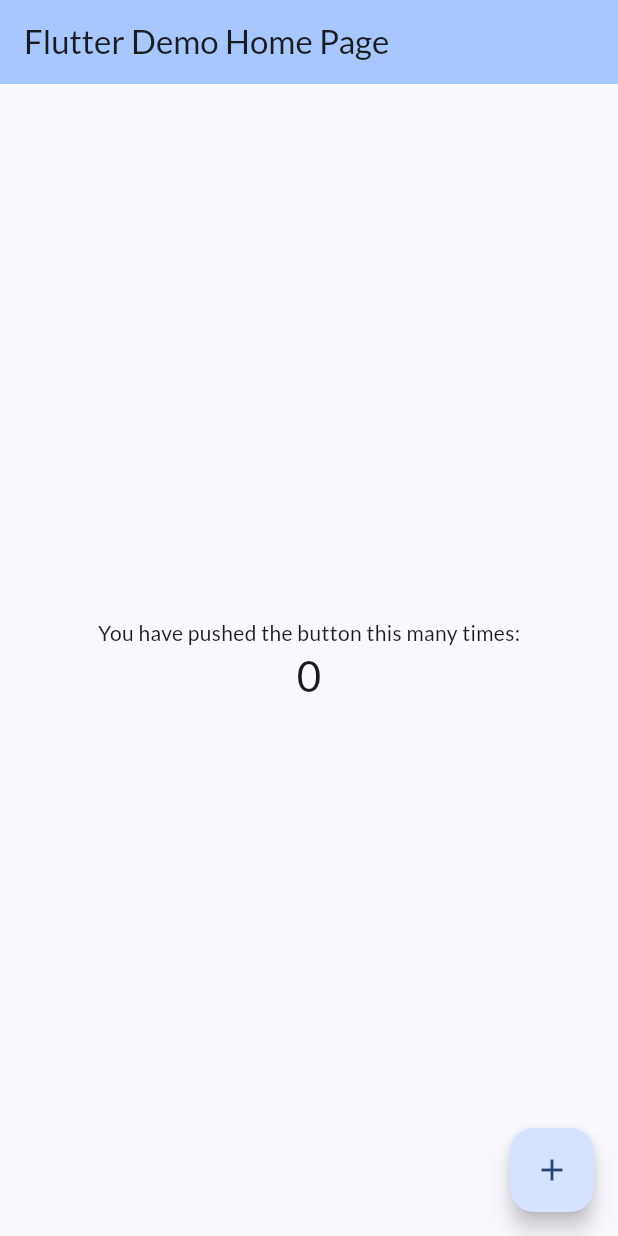
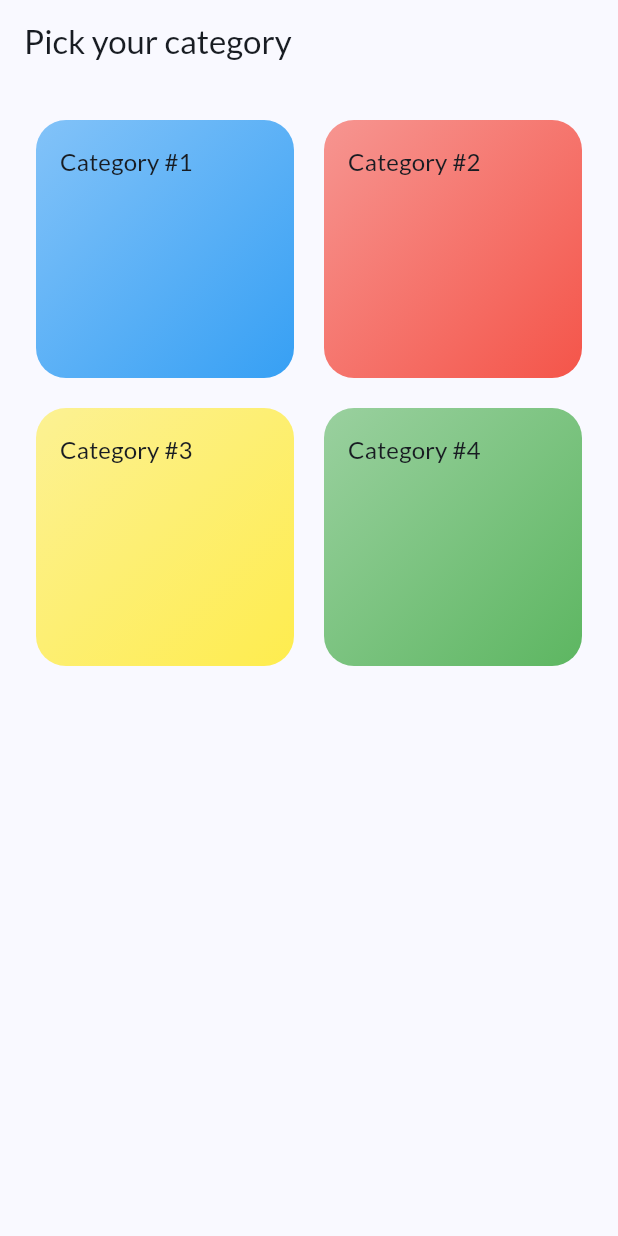
Before and after one commit to AhmedOsamaAziz/meals, a Flutter app: the screen it shows after launch, on a phone screen of 412 x 824 dp. Run offline on Flutter 3.47's test engine with Material 3 defaults, Android fonts, the phone set to English and light mode, and no system bars; our stand-ins replace flutter_widget_from_html, google_fonts.

Commit message:
Navigation from category to meals

```diff
--- /dev/null
+++ b/lib/data/categories.dart
@@ -0,0 +1,25 @@
+import 'package:flutter/material.dart';
+import 'package:melas/models/category.dart';
+
+const List<Category> categoriesData = [
+  Category(
+    id: "1",
+    title: "Category #1",
+    color: Colors.blue,
+  ),
+  Category(
+    id: "2",
+    title: "Category #2",
+    color: Colors.red,
+  ),
+  Category(
+    id: "3",
+    title: "Category #3",
+    color: Colors.yellow,
+  ),
+  Category(
+    id: "4",
+    title: "Category #4",
+    color: Colors.green,
+  ),
+];
--- /dev/null
+++ b/lib/data/meals.dart
@@ -0,0 +1,394 @@
+import 'package:melas/data/categories.dart';
+import 'package:melas/models/meal.dart';
+
+List<Meal> mealsData = [
+  Meal(
+    id: 'M1',
+    categories: [categoriesData[0], categoriesData[1]],
+    imageUrl: 'https://example.com/pasta.jpg',
+    ingredients: ['Spaghetti', 'Tomato Sauce', 'Parmesan Cheese'],
+    steps: [
+      'Boil the spaghetti',
+      'Make the tomatosauce',
+      'Serve with parmesan cheese'
+    ],
+    duration: 30,
+    complexity: Complexity.simple,
+    affordability: Affordability.affordable,
+    isGlutenFree: true,
+    isLactoseFree: true,
+    isVegan: false,
+    isVegetarian: true,
+  ),
+  Meal(
+    id: 'M2',
+    categories: [categoriesData[2], categoriesData[3]],
+    imageUrl: 'https://example.com/burger.jpg',
+    ingredients: [
+      'Ground Beef',
+      'Buns',
+      'Lettuce',
+      'Tomato',
+      'Onion',
+      'Cheese'
+    ],
+    steps: ['Form the patties', 'Grill the burgers', 'Assemble the burgers'],
+    duration: 20,
+    complexity: Complexity.simple,
+    affordability: Affordability.affordable,
+    isGlutenFree: false,
+    isLactoseFree: false,
+    isVegan: false,
+    isVegetarian: false,
+  ),
+  Meal(
+    id: 'M3',
+    categories: [categoriesData[0], categoriesData[2]],
+    imageUrl: 'https://example.com/tacos.jpg',
+    ingredients: [
+      'Ground Beef',
+      'Taco Shells',
+      'Lettuce',
+      'Tomato',
+      'Onion',
+      'Sour Cream',
+      'Cheese'
+    ],
+    steps: ['Brown the ground beef', 'Assemble the tacos', 'Add toppings'],
+    duration: 25,
+    complexity: Complexity.simple,
+    affordability: Affordability.affordable,
+    isGlutenFree: false,
+    isLactoseFree: false,
+    isVegan: false,
+    isVegetarian: false,
+  ),
+  Meal(
+    id: 'M4',
+    categories: [categoriesData[1], categoriesData[2]],
+    imageUrl: 'https://example.com/stir-fry.jpg',
+    ingredients: ['Chicken', 'Broccoli', 'Bell Pepper', 'Soy Sauce', 'Rice'],
+    steps: [
+      'Prepare the chicken and vegetables',
+      'Stir-fry the ingredients',
+      'Serve with rice'
+    ],
+    duration: 40,
+    complexity: Complexity.challenging,
+    affordability: Affordability.pricey,
+    isGlutenFree: true,
+    isLactoseFree: true,
+    isVegan: false,
+    isVegetarian: false,
+  ),
+  Meal(
+    id: 'M5',
+    categories: [categoriesData[0], categoriesData[1]],
+    imageUrl: 'https://example.com/seafood.jpg',
+    ingredients: ['Salmon', 'Asparagus', 'Lemon', 'Butter'],
+    steps: [
+      'Bake the salmon',
+      'Prepare the asparagus',
+      'Serve with lemon and butter'
+    ],
+    duration: 35,
+    complexity: Complexity.challenging,
+    affordability: Affordability.pricey,
+    isGlutenFree: true,
+    isLactoseFree: true,
+    isVegan: false,
+    isVegetarian: false,
+  ),
+  Meal(
+    id: 'M6',
+    categories: [categoriesData[0], categoriesData[3]],
+    imageUrl: 'https://example.com/kebabs.jpg',
+    ingredients: ['Beef', 'Onion', 'Bell Pepper', 'Mushrooms', 'Seasoning'],
+    steps: [
+      'Marinate the beef',
+      'Thread the ingredients onto skewers',
+      'Grill the kebabs'
+    ],
+    duration: 45,
+    complexity: Complexity.challenging,
+    affordability: Affordability.pricey,
+    isGlutenFree: false,
+    isLactoseFree: false,
+    isVegan: false,
+    isVegetarian: false,
+  ),
+  Meal(
+    id: 'M7',
+    categories: [categoriesData[1], categoriesData[2]],
+    imageUrl: 'https://example.com/curry.jpg',
+    ingredients: [
+      'Chicken',
+      'Coconut Milk',
+      'Curry Powder',
+      'Potatoes',
+      'Onion'
+    ],
+    steps: [
+      'Sauté the onions',
+      'Add the chicken and spices',
+      'Simmer in coconut milk',
+      'Serve with rice'
+    ],
+    duration: 60,
+    complexity: Complexity.hard,
+    affordability: Affordability.luxurious,
+    isGlutenFree: true,
+    isLactoseFree: true,
+    isVegan: true,
+    isVegetarian: false,
+  ),
+  Meal(
+    id: 'M8',
+    categories: [categoriesData[0], categoriesData[1]],
+    imageUrl: 'https://example.com/beef-bourguignon.jpg',
+    ingredients: ['Beef', 'Red Wine', 'Mushrooms', 'Onions', 'Bacon'],
+    steps: [
+      'Brown the beef',
+      'Sauté the vegetables',
+      'Simmer in wine',
+      'Serve with mashed potatoes'
+    ],
+    duration: 120,
+    complexity: Complexity.hard,
+    affordability: Affordability.luxurious,
+    isGlutenFree: false,
+    isLactoseFree: true,
+    isVegan: false,
+    isVegetarian: false,
+  ),
+  Meal(
+    id: 'M9',
+    categories: [categoriesData[0], categoriesData[1]],
+    imageUrl: 'https://example.com/moussaka.jpg',
+    ingredients: ['Eggplant', 'Ground Lamb', 'Tomatoes', 'Bechamel Sauce'],
+    steps: [
+      'Layer the eggplant',
+      'Cook the lamb and tomatoes',
+      'Prepare the bechamel sauce',
+      'Assemble and bake'
+    ],
+    duration: 90,
+    complexity: Complexity.hard,
+    affordability: Affordability.luxurious,
+    isGlutenFree: false,
+    isLactoseFree: true,
+    isVegan: false,
+    isVegetarian: false,
+  ),
+  Meal(
+    id: 'M10',
+    categories: [categoriesData[0], categoriesData[1]],
+    imageUrl: 'https://example.com/sushi.jpg',
+    ingredients: ['Sushi Rice', 'Nori Sheets', 'Tuna', 'Avocado', 'Cucumber'],
+    steps: [
+      'Cook the sushi rice',
+      'Prepare the fillings',
+      'Roll the sushi',
+      'Slice and serve'
+    ],
+    duration: 60,
+    complexity: Complexity.hard,
+    affordability: Affordability.luxurious,
+    isGlutenFree: true,
+    isLactoseFree: true,
+    isVegan: true,
+    isVegetarian: true,
+  ),
+  Meal(
+    id: 'M11',
+    categories: [categoriesData[0], categoriesData[1]],
+    imageUrl: 'https://example.com/falafel.jpg',
+    ingredients: ['Chickpeas', 'Onion', 'Parsley', 'Spices', 'Oil'],
+    steps: [
+      'Soak the chickpeas',
+      'Blend the ingredients',
+      'Form the falafel balls',
+      'Fry the falafel'
+    ],
+    duration: 45,
+    complexity: Complexity.challenging,
+    affordability: Affordability.pricey,
+    isGlutenFree: true,
+    isLactoseFree: true,
+    isVegan: true,
+    isVegetarian: true,
+  ),
+  Meal(
+    id: 'M12',
+    categories: [categoriesData[0], categoriesData[1]],
+    imageUrl: 'https://example.com/empanadas.jpg',
+    ingredients: ['Dough', 'Ground Beef', 'Onion', 'Spices', 'Olives'],
+    steps: [
+      'Make the dough',
+      'Prepare the filling',
+      'Assemble and bake the empanadas'
+    ],
+    duration: 60,
+    complexity: Complexity.challenging,
+    affordability: Affordability.pricey,
+    isGlutenFree: false,
+    isLactoseFree: false,
+    isVegan: false,
+    isVegetarian: false,
+  ),
+  Meal(
+    id: 'M13',
+    categories: [categoriesData[0], categoriesData[1]],
+    imageUrl: 'https://example.com/jollof-rice.jpg',
+    ingredients: ['Rice', 'Tomatoes', 'Onion', 'Chicken', 'Spices'],
+    steps: [
+      'Sauté the onions',
+      'Add the tomatoes and spices',
+      'Simmer the rice',
+      'Add the chicken'
+    ],
+    duration: 75,
+    complexity: Complexity.challenging,
+    affordability: Affordability.pricey,
+    isGlutenFree: true,
+    isLactoseFree: true,
+    isVegan: true,
+    isVegetarian: true,
+  ),
+  Meal(
+    id: 'M14',
+    categories: [categoriesData[0], categoriesData[1]],
+    imageUrl: 'https://example.com/pad-thai.jpg',
+    ingredients: [
+      'Rice Noodles',
+      'Shrimp',
+      'Tofu',
+      'Bean Sprouts',
+      'Peanuts',
+      'Lime'
+    ],
+    steps: [
+      'Soak the noodles',
+      'Prepare the ingredients',
+      'Stir-fry the noodles',
+      'Add the toppings'
+    ],
+    duration: 40,
+    complexity: Complexity.challenging,
+    affordability: Affordability.pricey,
+    isGlutenFree: true,
+    isLactoseFree: true,
+    isVegan: true,
+    isVegetarian: true,
+  ),
+  Meal(
+    id: 'M15',
+    categories: [categoriesData[0], categoriesData[1]],
+    imageUrl: 'https://example.com/tamales.jpg',
+    ingredients: ['Masa', 'Chicken', 'Salsa', 'Olives', 'Raisins'],
+    steps: [
+      'Prepare the masa dough',
+      'Assemble the tamales',
+      'Steam the tamales'
+    ],
+    duration: 90,
+    complexity: Complexity.hard,
+    affordability: Affordability.luxurious,
+    isGlutenFree: false,
+    isLactoseFree: true,
+    isVegan: false,
+    isVegetarian: false,
+  ),
+  Meal(
+    id: 'M16',
+    categories: [categoriesData[0], categoriesData[1]],
+    imageUrl: 'https://example.com/jerk-chicken.jpg',
+    ingredients: ['Chicken', 'Jerk Seasoning', 'Lime', 'Pineapple'],
+    steps: [
+      'Marinate the chicken',
+      'Grill the chicken',
+      'Serve with pineapple salsa'
+    ],
+    duration: 60,
+    complexity: Complexity.challenging,
+    affordability: Affordability.pricey,
+    isGlutenFree: false,
+    isLactoseFree: true,
+    isVegan: false,
+    isVegetarian: false,
+  ),
+  Meal(
+    id: 'M17',
+    categories: [categoriesData[0], categoriesData[1]],
+    imageUrl: 'https://example.com/shawarma.jpg',
+    ingredients: ['Lamb', 'Pita Bread', 'Tahini Sauce', 'Pickled Turnips'],
+    steps: [
+      'Marinate the lamb',
+      'Rotate and cook the lamb',
+      'Assemble the shawarma'
+    ],
+    duration: 90,
+    complexity: Complexity.hard,
+    affordability: Affordability.luxurious,
+    isGlutenFree: false,
+    isLactoseFree: true,
+    isVegan: false,
+    isVegetarian: false,
+  ),
+  Meal(
+    id: 'M18',
+    categories: [categoriesData[0], categoriesData[1]],
+    imageUrl: 'https://example.com/bibimbap.jpg',
+    ingredients: ['Rice', 'Beef', 'Vegetables', 'Fried Egg', 'Gochujang'],
+    steps: ['Cook the rice', 'Prepare the toppings', 'Assemble the bibimbap'],
+    duration: 45,
+    complexity: Complexity.challenging,
+    affordability: Affordability.pricey,
+    isGlutenFree: true,
+    isLactoseFree: true,
+    isVegan: true,
+    isVegetarian: true,
+  ),
+  Meal(
+    id: 'M19',
+    categories: [categoriesData[0], categoriesData[1]],
+    imageUrl: 'https://example.com/biryani.jpg',
+    ingredients: [
+      'Basmati Rice',
+      'Chicken',
+      'Yogurt',
+      'Spices',
+      'Fried Onions'
+    ],
+    steps: [
+      'Marinate the chicken',
+      'Layer the rice and chicken',
+      'Cook the biryani'
+    ],
+    duration: 90,
+    complexity: Complexity.hard,
+    affordability: Affordability.luxurious,
+    isGlutenFree: false,
+    isLactoseFree: true,
+    isVegan: false,
+    isVegetarian: false,
+  ),
+  Meal(
+    id: 'M20',
+    categories: [categoriesData[0], categoriesData[1]],
+    imageUrl: 'https://example.com/dim-sum.jpg',
+    ingredients: ['Pork Buns', 'Dumplings', 'Spring Rolls', 'Tea'],
+    steps: [
+      'Prepare the fillings',
+      'Assemble the dim sum items',
+      'Steam the dim sum'
+    ],
+    duration: 60,
+    complexity: Complexity.challenging,
+    affordability: Affordability.pricey,
+    isGlutenFree: false,
+    isLactoseFree: false,
+    isVegan: false,
+    isVegetarian: false,
+  ),
+];
--- a/lib/main.dart
+++ b/lib/main.dart
@@ -1,11 +1,25 @@
 import 'package:flutter/material.dart';
 import 'package:google_fonts/google_fonts.dart';
+import 'package:melas/screens/categories/categories_screen.dart';
 
 final theme = ThemeData(
   useMaterial3: true,
-  colorScheme: ColorScheme.fromSeed(seedColor: const Color(0xff0a76db),),
+  colorScheme: ColorScheme.fromSeed(
+    brightness: Brightness.light,
+    seedColor: const Color(0xff0a76db),
+    dynamicSchemeVariant: DynamicSchemeVariant.fidelity,
+  ),
   textTheme: GoogleFonts.latoTextTheme(),
+  //brightness: Brightness.light
 );
+
+final darkTheme = ThemeData(
+    useMaterial3: true,
+    colorScheme: ColorScheme.fromSeed(
+      seedColor: const Color(0xff0a76db),
+    ),
+    textTheme: GoogleFonts.latoTextTheme(),
+    brightness: Brightness.dark);
 
 void main() {
   runApp(const MyApp());
@@ -20,85 +34,8 @@ class MyApp extends StatelessWidget {
     return MaterialApp(
       title: 'Flutter Demo',
       theme: theme,
-      home: const MyHomePage(title: 'Flutter Demo Home Page'),
+      home: const CategoriesScreen(),
+      //darkTheme: darkTheme,
     );
   }
 }
-
-class MyHomePage extends StatefulWidget {
-  const MyHomePage({super.key, required this.title});
-  final String title;
-
-  @override
-  State<MyHomePage> createState() => _MyHomePageState();
-}
-
-class _MyHomePageState extends State<MyHomePage> {
-  int _counter = 0;
-
-  void _incrementCounter() {
-    setState(() {
-      // This call to setState tells the Flutter framework that something has
-      // changed in this State, which causes it to rerun the build method below
-      // so that the display can reflect the updated values. If we changed
-      // _counter without calling setState(), then the build method would not be
-      // called again, and so nothing would appear to happen.
-      _counter++;
-    });
-  }
-
-  @override
-  Widget build(BuildContext context) {
-    // This method is rerun every time setState is called, for instance as done
-    // by the _incrementCounter method above.
-    //
-    // The Flutter framework has been optimized to make rerunning build methods
-    // fast, so that you can just rebuild anything that needs updating rather
-    // than having to individually change instances of widgets.
-    return Scaffold(
-      appBar: AppBar(
-        // TRY THIS: Try changing the color here to a specific color (to
-        // Colors.amber, perhaps?) and trigger a hot reload to see the AppBar
-        // change color while the other colors stay the same.
-        backgroundColor: Theme.of(context).colorScheme.inversePrimary,
-        // Here we take the value from the MyHomePage object that was created by
-        // the App.build method, and use it to set our appbar title.
-        title: Text(widget.title),
-      ),
-      body: Center(
-        // Center is a layout widget. It takes a single child and positions it
-        // in the middle of the parent.
-        child: Column(
-          // Column is also a layout widget. It takes a list of children and
-          // arranges them vertically. By default, it sizes itself to fit its
-          // children horizontally, and tries to be as tall as its parent.
-          //
-          // Column has various properties to control how it sizes itself and
-          // how it positions its children. Here we use mainAxisAlignment to
-          // center the children vertically; the main axis here is the vertical
-          // axis because Columns are vertical (the cross axis would be
-          // horizontal).
-          //
-          // TRY THIS: Invoke "debug painting" (choose the "Toggle Debug Paint"
-          // action in the IDE, or press "p" in the console), to see the
-          // wireframe for each widget.
-          mainAxisAlignment: MainAxisAlignment.center,
-          children: <Widget>[
-            const Text(
-              'You have pushed the button this many times:',
-            ),
-            Text(
-              '$_counter',
-              style: Theme.of(context).textTheme.headlineMedium,
-            ),
-          ],
-        ),
-      ),
-      floatingActionButton: FloatingActionButton(
-        onPressed: _incrementCounter,
-        tooltip: 'Increment',
-        child: const Icon(Icons.add),
-      ), // This trailing comma makes auto-formatting nicer for build methods.
-    );
-  }
-}
--- /dev/null
+++ b/lib/models/category.dart
@@ -0,0 +1,13 @@
+import 'package:flutter/material.dart';
+
+class Category {
+  const Category({
+    required this.id,
+    required this.title,
+    required this.color,
+  });
+
+  final String id;
+  final String title;
+  final Color color;
+}
--- /dev/null
+++ b/lib/models/meal.dart
@@ -0,0 +1,42 @@
+import 'package:melas/models/category.dart';
+
+enum Complexity {
+  simple,
+  challenging,
+  hard,
+}
+
+enum Affordability {
+  affordable,
+  pricey,
+  luxurious,
+}
+
+class Meal {
+  Meal(
+      {required this.id,
+      required this.categories,
+      required this.imageUrl,
+      required this.ingredients,
+      required this.steps,
+      required this.duration,
+      required this.complexity,
+      required this.affordability,
+      required this.isGlutenFree,
+      required this.isLactoseFree,
+      required this.isVegan,
+      required this.isVegetarian});
+
+  final String id;
+  final List<Category> categories;
+  final String imageUrl;
+  final List<String> ingredients;
+  final List<String> steps;
+  final int duration;
+  final Complexity complexity;
+  final Affordability affordability;
+  final bool isGlutenFree;
+  final bool isLactoseFree;
+  final bool isVegan;
+  final bool isVegetarian;
+}
--- /dev/null
+++ b/lib/screens/categories/categories_screen.dart
@@ -0,0 +1,51 @@
+import 'package:flutter/material.dart';
+import 'package:melas/data/categories.dart';
+import 'package:melas/data/meals.dart';
+import 'package:melas/models/category.dart';
+import 'package:melas/screens/meals/meals.dart';
+import 'package:melas/widgets/category_grid_item.dart';
+
+class CategoriesScreen extends StatelessWidget {
+  const CategoriesScreen({super.key});
+
+  void _selectCategory(BuildContext context, Category category) {
+    var meals =
+        mealsData.where((meal) => meal.categories.contains(category)).toList();
+
+    Navigator.of(context).push(
+      MaterialPageRoute(
+        builder: (ctx) =>
+            MealsScreen(meals: meals, categoryTitle: category.title),
+      ),
+    );
+  }
+
+  @override
+  Widget build(BuildContext context) {
+    return Scaffold(
+      appBar: AppBar(
+        title: const Text("Pick your category"),
+      ),
+      body: //SingleChildScrollView(child: const HtmlTest())
+          GridView(
+        padding: const EdgeInsets.all(24),
+        gridDelegate: const SliverGridDelegateWithFixedCrossAxisCount(
+          crossAxisCount: 2,
+          childAspectRatio: 2 / 2,
+          crossAxisSpacing: 20,
+          mainAxisSpacing: 20,
+        ),
+        children: [
+          // categories.map((category)=> CategoryGridItem(category: category)).toList();
+          for (final category in categoriesData)
+            CategoryGridItem(
+              category: category,
+              onSelectCategory: () {
+                _selectCategory(context, category);
+              },
+            )
+        ],
+      ),
+    );
+  }
+}
--- /dev/null
+++ b/lib/screens/html/html_test.dart
@@ -0,0 +1,15 @@
+import 'package:flutter/material.dart';
+import 'package:flutter_widget_from_html/flutter_widget_from_html.dart';
+
+class HtmlTest extends StatelessWidget {
+  const HtmlTest({super.key});
+
+  @override
+  Widget build(BuildContext context) {
+    return const HtmlWidget('''
+        <p style='margin-top:0in;margin-right:0in;margin-bottom:8.0pt;margin-left:0in;line-height:115%;font-size:16px;font-family:"Aptos",sans-serif;'><strong><span style="font-size:27px;line-height:115%;color:#104862;">Ahmed Osama Aziz Hussein</span></strong></p>
+<p style='margin-top:0in;margin-right:0in;margin-bottom:8.0pt;margin-left:0in;line-height:115%;font-size:16px;font-family:"Aptos",sans-serif;'><strong><span style="font-size:27px;line-height:115%;color:#104862;">&lt;iframe width=&quot;560&quot; height=&quot;315&quot; src=&quot;https://www.youtube.com/embed/hi_FSBGHzoo?si=bk7JVYgvb497KsgB&quot; title=&quot;YouTube video player&quot; frameborder=&quot;0&quot; allow=&quot;accelerometer; autoplay; clipboard-write; encrypted-media; gyroscope; picture-in-picture; web-share&quot; referrerpolicy=&quot;strict-origin-when-cross-origin&quot; allowfullscreen&gt;&lt;/iframe&gt;</span></strong></p>
+<p style='margin-top:0in;margin-right:0in;margin-bottom:8.0pt;margin-left:0in;line-height:115%;font-size:16px;font-family:"Aptos",sans-serif;'>In this article we are going to take about <span style='font-size:35px;line-height:115%;font-family:"Amasis MT Pro Black",serif;color:#00B050;'>Diet</span></p>
+        ''');
+  }
+}
--- /dev/null
+++ b/lib/screens/meals/meals.dart
@@ -0,0 +1,23 @@
+import 'package:flutter/material.dart';
+import 'package:melas/models/meal.dart';
+
+class MealsScreen extends StatelessWidget {
+  const MealsScreen({
+    super.key,
+    required this.meals,
+    required this.categoryTitle,
+  });
+
+  final String categoryTitle;
+  final List<Meal> meals;
+
+  @override
+  Widget build(BuildContext context) {
+    return Scaffold(
+      appBar: AppBar(
+        title: Text(categoryTitle),
+      ),
+      //body: ,
+    );
+  }
+}
--- /dev/null
+++ b/lib/widgets/category_grid_item.dart
@@ -0,0 +1,40 @@
+import 'package:flutter/material.dart';
+import 'package:melas/models/category.dart';
+
+class CategoryGridItem extends StatelessWidget {
+  const CategoryGridItem(
+      {super.key, required this.category, required this.onSelectCategory});
+
+  final Category category;
+  final void Function() onSelectCategory;
+
+  @override
+  Widget build(BuildContext context) {
+    return InkWell(
+      onTap: onSelectCategory,
+      splashColor: Theme.of(context).primaryColor,
+      borderRadius: BorderRadius.circular(20),
+      child: Container(
+        padding: const EdgeInsets.all(16),
+        decoration: BoxDecoration(
+          shape: BoxShape.rectangle,
+          borderRadius: BorderRadius.circular(20),
+          gradient: LinearGradient(
+            colors: [
+              category.color.withOpacity(0.55),
+              category.color.withOpacity(0.9),
+            ],
+            begin: Alignment.topLeft,
+            end: Alignment.bottomRight,
+          ),
+        ),
+        child: Text(
+          category.title,
+          style: Theme.of(context).textTheme.titleMedium?.copyWith(
+                color: Theme.of(context).colorScheme.onSurface,
+              ),
+        ),
+      ),
+    );
+  }
+}
--- a/pubspec.yaml
+++ b/pubspec.yaml
@@ -36,6 +36,7 @@ dependencies:
   # Use with the CupertinoIcons class for iOS style icons.
   cupertino_icons: ^1.0.6
   google_fonts: ^6.2.1
+  flutter_widget_from_html: ^0.14.11
 
 dev_dependencies:
   flutter_test:
```
Also changed, not shown: pubspec.lock, 5 other files.
